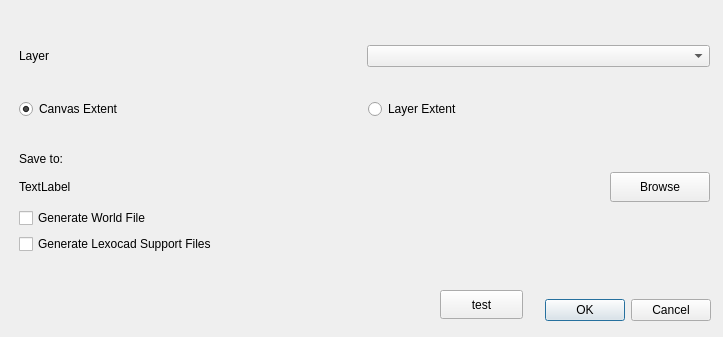
Old version of the form raster_cutter_dialog_base.ui in the repository geometalab/qgis-raster-cutter.
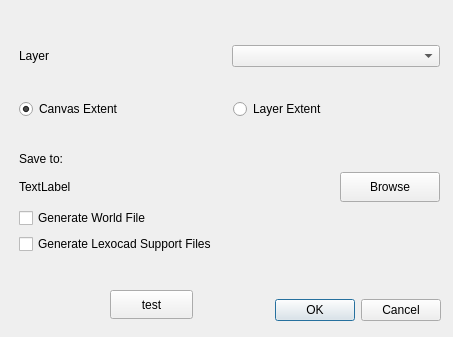
New version of the form.

Commit message: - adjusted window size - set default path - changed a lot of things bc of the crs

Diff of the .ui file:
```diff
--- a/raster_cutter_dialog_base.ui
+++ b/raster_cutter_dialog_base.ui
@@ -6,7 +6,7 @@
    <rect>
     <x>0</x>
     <y>0</y>
-    <width>723</width>
+    <width>453</width>
     <height>337</height>
    </rect>
   </property>
@@ -18,7 +18,7 @@
     <rect>
      <x>20</x>
      <y>290</y>
-     <width>691</width>
+     <width>421</width>
      <height>41</height>
     </rect>
    </property>
@@ -34,7 +34,7 @@
     <rect>
      <x>19</x>
      <y>19</y>
-     <width>691</width>
+     <width>421</width>
      <height>261</height>
     </rect>
    </property>
@@ -146,7 +146,7 @@
   <widget class="QPushButton" name="test_btn">
    <property name="geometry">
     <rect>
-     <x>440</x>
+     <x>110</x>
      <y>290</y>
      <width>83</width>
      <height>29</height>
```
The commit also changes 1 other file.
